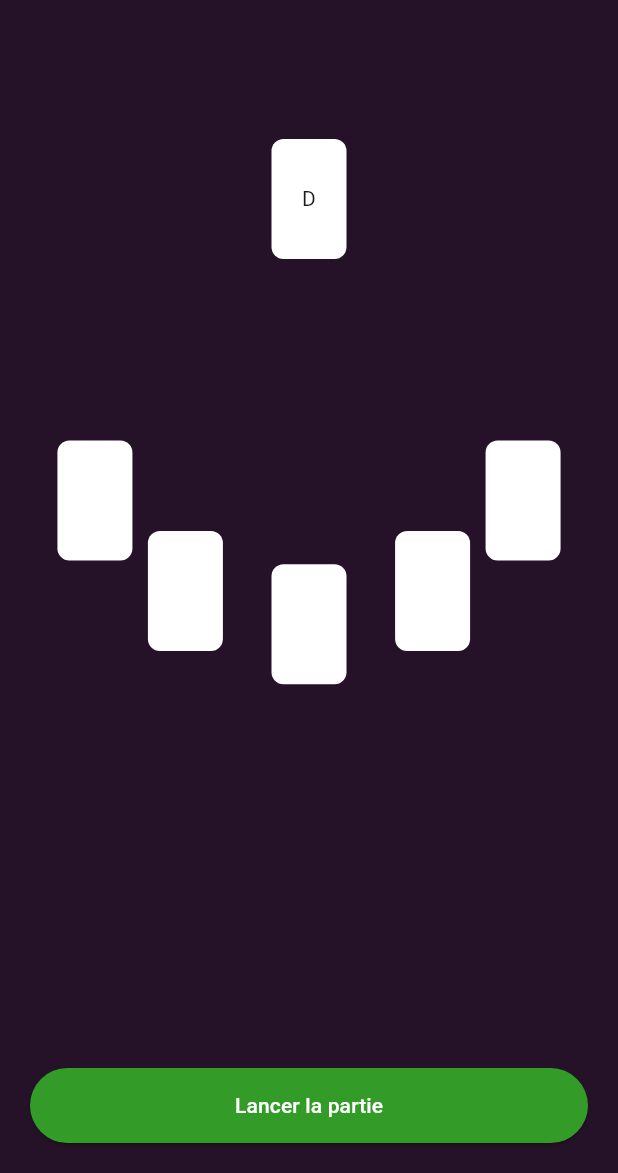
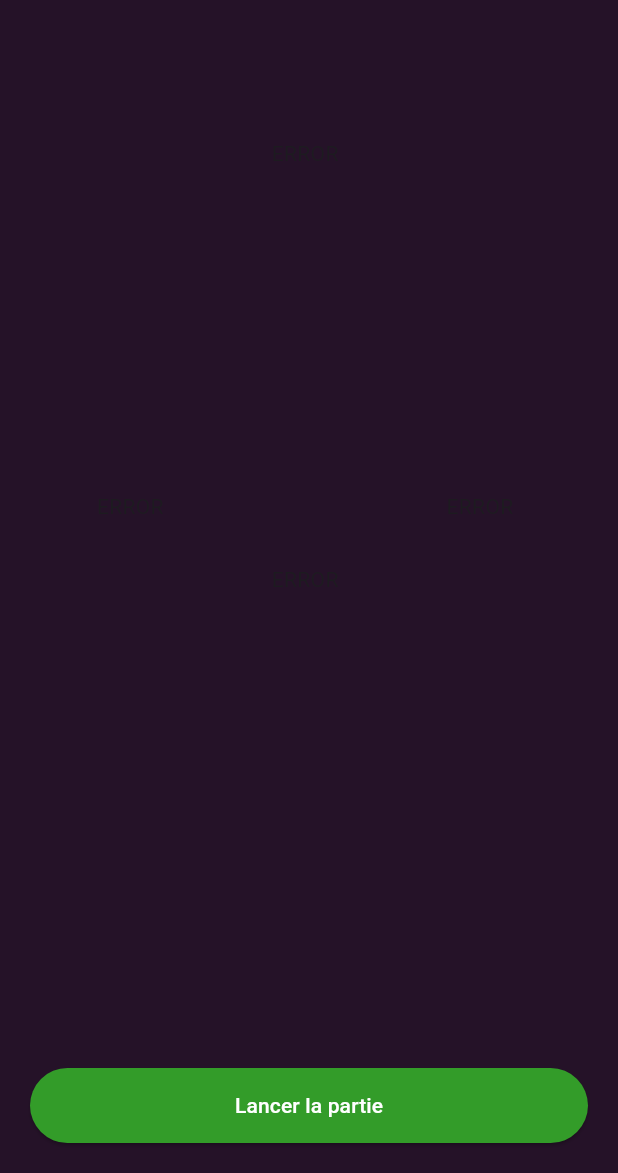
Before and after one commit to MateoSacre/Turbo_Blackjack, a Flutter app: the screen it shows after launch, after a tap on "Jouer", after a tap on "Lancer la partie", on a phone screen of 412 x 824 dp, the part 63-1236 px from its top. Run offline on Flutter 3.47's test engine with Material 3 defaults, Android fonts, the light colour scheme and no system bars; our stand-ins replace logger.

Commit message:
[V0.0.6] TEST  - Created Players, Hands and Cards  - Assigned Hands to table.

```diff
--- /dev/null
+++ b/lib/Game/Data/card.dart
@@ -0,0 +1,26 @@
+import 'package:flutter/cupertino.dart';
+
+import '../../Settings/settings_global_values.dart';
+
+class Card {
+  final int value;
+  final Color color;
+
+  Card(this.value, this.color);
+
+  Widget toWidget(String text) {
+    return Container(
+      width: SettingsGlobalValues.playerCardWidth,
+      height: SettingsGlobalValues.playerCardHeight,
+      decoration: BoxDecoration(
+        color: SettingsGlobalValues.neutralColor,
+        borderRadius: BorderRadius.circular(8),
+      ),
+      child: Center(
+        child: Text(text),
+      ),
+    );
+  }
+}
+
+enum Color { heart, diamond, spade, clubs }
--- /dev/null
+++ b/lib/Game/Data/game_values.dart
@@ -0,0 +1,28 @@
+import 'Card.dart';
+
+class GameValues {
+  static Player player = Player();
+  static Player dealer = Player();
+
+  static bool isGameStarted = false;
+  static bool isGameEnded = false;
+}
+
+class Player {
+  List<Hand> hands = [];
+}
+
+class Hand {
+  List<Card> cards = [];
+
+  getValue() {
+    int result = 0;
+    for (Card card in cards) {
+      if (result + card.value > 21 && card.value == 11) {
+        result -= 10;
+      }
+      result += card.value;
+    }
+    return;
+  }
+}
--- a/lib/Game/Table/play_table.dart
+++ b/lib/Game/Table/play_table.dart
@@ -3,6 +3,8 @@ import 'dart:math';
 import 'package:flutter/material.dart';
 import 'package:turbo_blackjack/Game/Logic/deck_logic.dart';
 import 'package:turbo_blackjack/Settings/settings_global_values.dart';
+
+import '../Data/game_values.dart';
 
 class PlayTable extends StatefulWidget {
   const PlayTable({super.key});
@@ -12,8 +14,13 @@ class PlayTable extends StatefulWidget {
 }
 
 class PlayTableState extends State<PlayTable> {
+  List<Hand> handsToPlay = [];
+
   PlayTableState() {
     Decklogic.resetDeck();
+    for (int i = 0; i < SettingsGlobalValues.maxHands.settingValue; i++) {
+      handsToPlay.add(Hand());
+    }
   }
 
   Widget _buildPosition(String text) {
@@ -54,13 +61,12 @@ class PlayTableState extends State<PlayTable> {
                 final radius =
                     min(constraints.maxWidth, constraints.maxHeight) * 0.40;
                 List<Widget> stackChildren = [];
-                // Player positions
-                int test = 5;
                 double offset = 0;
                 double startAngle = pi + offset;
                 double endAngle = startAngle + (pi - 2 * offset);
-                double step = (endAngle - startAngle) / (test + 1);
-                for (int i = 0; i < test; i++) {
+                double step =
+                    (endAngle - startAngle) / (handsToPlay.length + 1);
+                for (int i = 0; i < handsToPlay.length; i++) {
                   final angle = startAngle + step * (i + 1);
                   final offsetForCard = Offset.fromDirection(angle, radius);
                   stackChildren.add(Positioned(
@@ -70,7 +76,9 @@ class PlayTableState extends State<PlayTable> {
                     top: center.dy -
                         offsetForCard.dy -
                         SettingsGlobalValues.playerCardHeight / 2,
-                    child: _buildPosition(""),
+                    child: GameValues.isGameStarted
+                        ? const Text("ERROR")
+                        : _buildPosition(""),
                   ));
                 }
 
@@ -79,7 +87,9 @@ class PlayTableState extends State<PlayTable> {
                   left: center.dx - SettingsGlobalValues.playerCardWidth / 2,
                   top: center.dy * .5 -
                       SettingsGlobalValues.playerCardHeight / 2,
-                  child: _buildPosition("D"),
+                  child: GameValues.isGameStarted
+                      ? const Text("ERROR")
+                      : _buildPosition("D"),
                 ));
 
                 return Stack(children: stackChildren);
@@ -89,7 +99,11 @@ class PlayTableState extends State<PlayTable> {
           Padding(
             padding: const EdgeInsets.all(20.0),
             child: ElevatedButton(
-              onPressed: () {},
+              onPressed: () {
+                setState(() {
+                  GameValues.isGameStarted = true;
+                });
+              },
               style: ElevatedButton.styleFrom(
                 minimumSize: const Size(double.infinity, 50),
                 backgroundColor: SettingsGlobalValues.positiveColor,
--- a/lib/Game/home_page.dart
+++ b/lib/Game/home_page.dart
@@ -1,4 +1,5 @@
 import 'package:flutter/material.dart';
+import 'package:turbo_blackjack/Game/Data/game_values.dart';
 
 import '../Settings/settings_global_values.dart';
 
@@ -25,8 +26,11 @@ class HomePage extends StatelessWidget {
               child: Column(
                 children: [
                   ElevatedButton(
-                    onPressed: () =>
-                        Navigator.pushReplacementNamed(context, '/playTable'),
+                    onPressed: () => {
+                      GameValues.isGameStarted = false,
+                      GameValues.isGameEnded = false,
+                      Navigator.pushReplacementNamed(context, '/playTable')
+                    },
                     style: ElevatedButton.styleFrom(
                       minimumSize: const Size(double.infinity, 50),
                       backgroundColor: SettingsGlobalValues.positiveColor,
--- a/pubspec.yaml
+++ b/pubspec.yaml
@@ -3,7 +3,7 @@ description: "Time to train your BlackJack strats !"
 publish_to: 'none'
 
 
-version: 0.0.5
+version: 0.0.6
 
 environment:
   sdk: '>=3.4.3 <4.0.0'
```
